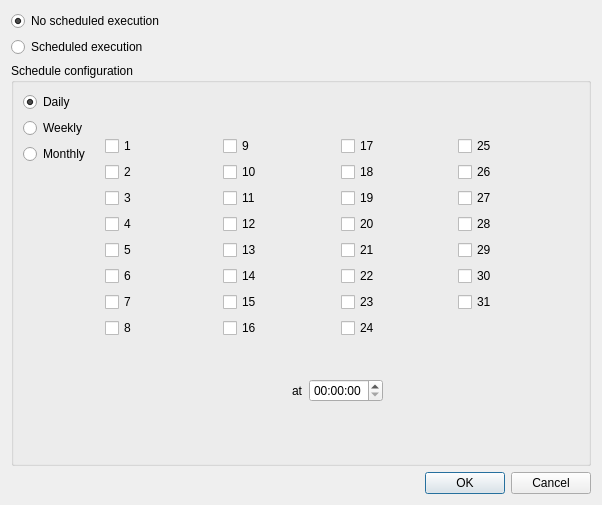
Old version of the form ConfigurationEditingTool/src/scheduler/schedulerdialog.ui in the repository MickaelOnTheWave/GuimicK.
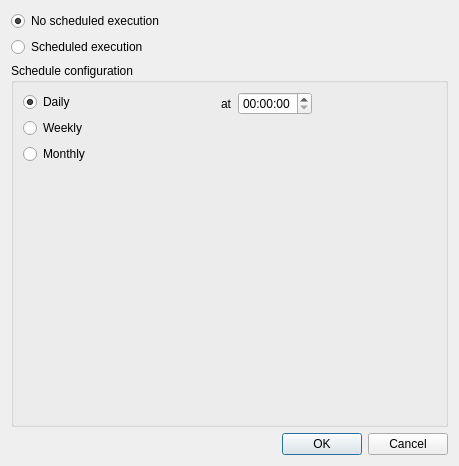
New version of the form. Custom widgets are drawn as their Qt base class.

Commit message: Refactored Schedule data structure. Improved Schedule UI management.

```diff
--- a/ConfigurationEditingTool/src/scheduler/schedulerdialog.ui
+++ b/ConfigurationEditingTool/src/scheduler/schedulerdialog.ui
@@ -6,8 +6,8 @@
    <rect>
     <x>0</x>
     <y>0</y>
-    <width>602</width>
-    <height>505</height>
+    <width>459</width>
+    <height>466</height>
    </rect>
   </property>
   <property name="windowTitle">
@@ -36,9 +36,9 @@
      <property name="title">
       <string>Schedule configuration</string>
      </property>
-     <layout class="QVBoxLayout" name="verticalLayout_5">
+     <layout class="QVBoxLayout" name="verticalLayout_6">
       <item>
-       <layout class="QHBoxLayout" name="horizontalLayout_4">
+       <layout class="QHBoxLayout" name="horizontalLayout_2">
         <item>
          <layout class="QVBoxLayout" name="verticalLayout_2">
           <item>
@@ -81,12 +81,9 @@
          </layout>
         </item>
         <item>
-         <widget class="QStackedWidget" name="configurationStackedWidget">
-          <property name="currentIndex">
-           <number>2</number>
-          </property>
-          <widget class="QWidget" name="dailyPage">
-           <layout class="QHBoxLayout" name="horizontalLayout_5">
+         <layout class="QVBoxLayout" name="verticalLayout_5">
+          <item>
+           <layout class="QHBoxLayout" name="horizontalLayout">
             <item>
              <spacer name="horizontalSpacer">
               <property name="orientation">
@@ -94,25 +91,21 @@
               </property>
               <property name="sizeHint" stdset="0">
                <size>
-                <width>183</width>
+                <width>40</width>
                 <height>20</height>
                </size>
               </property>
              </spacer>
             </item>
             <item>
-             <layout class="QHBoxLayout" name="horizontalLayout">
-              <item>
-               <widget class="QLabel" name="label">
-                <property name="text">
-                 <string>at</string>
-                </property>
-               </widget>
-              </item>
-              <item>
-               <widget class="QTimeEdit" name="timeEdit"/>
-              </item>
-             </layout>
+             <widget class="QLabel" name="label">
+              <property name="text">
+               <string>at</string>
+              </property>
+             </widget>
+            </item>
+            <item>
+             <widget class="QTimeEdit" name="scheduleTimeEdit"/>
             </item>
             <item>
              <spacer name="horizontalSpacer_2">
@@ -121,88 +114,28 @@
               </property>
               <property name="sizeHint" stdset="0">
                <size>
-                <width>183</width>
+                <width>40</width>
                 <height>20</height>
                </size>
               </property>
              </spacer>
             </item>
            </layout>
-          </widget>
-          <widget class="QWidget" name="weeklyPage">
-           <layout class="QVBoxLayout" name="verticalLayout_3">
-            <item>
-             <layout class="QGridLayout" name="gridLayout">
-              <item row="0" column="0">
-               <widget class="QCheckBox" name="checkBox">
-                <property name="text">
-                 <string>Sunday</string>
-                </property>
-               </widget>
-              </item>
-              <item row="0" column="1">
-               <widget class="QCheckBox" name="checkBox_4">
-                <property name="text">
-                 <string>Wednesday</string>
-                </property>
-               </widget>
-              </item>
-              <item row="1" column="0">
-               <widget class="QCheckBox" name="checkBox_2">
-                <property name="text">
-                 <string>Monday</string>
-                </property>
-               </widget>
-              </item>
-              <item row="1" column="1">
-               <widget class="QCheckBox" name="checkBox_5">
-                <property name="text">
-                 <string>Thursday</string>
-                </property>
-               </widget>
-              </item>
-              <item row="1" column="2">
-               <widget class="QCheckBox" name="checkBox_7">
-                <property name="text">
-                 <string>Saturday</string>
-                </property>
-               </widget>
-              </item>
-              <item row="2" column="0">
-               <widget class="QCheckBox" name="checkBox_3">
-                <property name="text">
-                 <string>Tuesday</string>
-                </property>
-               </widget>
-              </item>
-              <item row="2" column="1">
-               <widget class="QCheckBox" name="checkBox_6">
-                <property name="text">
-                 <string>Friday</string>
-                </property>
-               </widget>
-              </item>
-             </layout>
-            </item>
-            <item>
-             <layout class="QHBoxLayout" name="horizontalLayout_6">
+          </item>
+          <item>
+           <widget class="QStackedWidget" name="configurationStackedWidget">
+            <property name="currentIndex">
+             <number>2</number>
+            </property>
+            <widget class="QWidget" name="dailyPage">
+             <layout class="QHBoxLayout" name="horizontalLayout_5"/>
+            </widget>
+            <widget class="QWidget" name="weeklyPage">
+             <layout class="QVBoxLayout" name="verticalLayout_3">
               <item>
-               <spacer name="horizontalSpacer_3">
-                <property name="orientation">
-                 <enum>Qt::Horizontal</enum>
-                </property>
-                <property name="sizeHint" stdset="0">
-                 <size>
-                  <width>40</width>
-                  <height>20</height>
-                 </size>
-                </property>
-               </spacer>
-              </item>
-              <item>
-               <layout class="QHBoxLayout" name="horizontalLayout_2">
-                <item>
-                 <widget class="QLabel" name="label_2">
+               <layout class="QGridLayout" name="gridLayout">
+                <item row="0" column="0">
+                 <widget class="QCheckBox" name="sundayBox">
                   <property name="text">
                    <string>at</string>
                   </property>
@@ -211,295 +144,30 @@
                 <item>
                  <widget class="QTimeEdit" name="timeEdit_2"/>
                 </item>
-               </layout>
-              </item>
-              <item>
-               <spacer name="horizontalSpacer_4">
-                <property name="orientation">
-                 <enum>Qt::Horizontal</enum>
-                </property>
-                <property name="sizeHint" stdset="0">
-                 <size>
-                  <width>40</width>
-                  <height>20</height>
-                 </size>
-                </property>
-               </spacer>
-              </item>
-             </layout>
-            </item>
-           </layout>
-          </widget>
-          <widget class="QWidget" name="montlyPage">
-           <layout class="QVBoxLayout" name="verticalLayout_4">
-            <item>
-             <layout class="QGridLayout" name="gridLayout_2">
-              <item row="0" column="0">
-               <widget class="QCheckBox" name="checkBox_8">
-                <property name="text">
-                 <string>1</string>
-                </property>
-               </widget>
-              </item>
-              <item row="0" column="1">
-               <widget class="QCheckBox" name="checkBox_18">
-                <property name="text">
-                 <string>9</string>
-                </property>
-               </widget>
-              </item>
-              <item row="0" column="2">
-               <widget class="QCheckBox" name="checkBox_22">
-                <property name="text">
-                 <string>17</string>
-                </property>
-               </widget>
-              </item>
-              <item row="0" column="3">
-               <widget class="QCheckBox" name="checkBox_26">
-                <property name="text">
-                 <string>25</string>
-                </property>
-               </widget>
-              </item>
-              <item row="1" column="0">
-               <widget class="QCheckBox" name="checkBox_9">
-                <property name="text">
-                 <string>2</string>
-                </property>
-               </widget>
-              </item>
-              <item row="1" column="1">
-               <widget class="QCheckBox" name="checkBox_16">
-                <property name="text">
-                 <string>10</string>
-                </property>
-               </widget>
-              </item>
-              <item row="1" column="2">
-               <widget class="QCheckBox" name="checkBox_20">
-                <property name="text">
-                 <string>18</string>
-                </property>
-               </widget>
-              </item>
-              <item row="1" column="3">
-               <widget class="QCheckBox" name="checkBox_24">
-                <property name="text">
-                 <string>26</string>
-                </property>
-               </widget>
-              </item>
-              <item row="2" column="0">
-               <widget class="QCheckBox" name="checkBox_11">
-                <property name="text">
-                 <string>3</string>
-                </property>
-               </widget>
-              </item>
-              <item row="2" column="1">
-               <widget class="QCheckBox" name="checkBox_17">
-                <property name="text">
-                 <string>11</string>
-                </property>
-               </widget>
-              </item>
-              <item row="2" column="2">
-               <widget class="QCheckBox" name="checkBox_21">
-                <property name="text">
-                 <string>19</string>
-                </property>
-               </widget>
-              </item>
-              <item row="2" column="3">
-               <widget class="QCheckBox" name="checkBox_25">
-                <property name="text">
-                 <string>27</string>
-                </property>
-               </widget>
-              </item>
-              <item row="3" column="0">
-               <widget class="QCheckBox" name="checkBox_10">
-                <property name="text">
-                 <string>4</string>
-                </property>
-               </widget>
-              </item>
-              <item row="3" column="1">
-               <widget class="QCheckBox" name="checkBox_19">
-                <property name="text">
-                 <string>12</string>
-                </property>
-               </widget>
-              </item>
-              <item row="3" column="2">
-               <widget class="QCheckBox" name="checkBox_23">
-                <property name="text">
-                 <string>20</string>
-                </property>
-               </widget>
-              </item>
-              <item row="3" column="3">
-               <widget class="QCheckBox" name="checkBox_27">
-                <property name="text">
-                 <string>28</string>
-                </property>
-               </widget>
-              </item>
-              <item row="4" column="0">
-               <widget class="QCheckBox" name="checkBox_14">
-                <property name="text">
-                 <string>5</string>
-                </property>
-               </widget>
-              </item>
-              <item row="4" column="1">
-               <widget class="QCheckBox" name="checkBox_28">
-                <property name="text">
-                 <string>13</string>
-                </property>
-               </widget>
-              </item>
-              <item row="4" column="2">
-               <widget class="QCheckBox" name="checkBox_29">
-                <property name="text">
-                 <string>21</string>
-                </property>
-               </widget>
-              </item>
-              <item row="4" column="3">
-               <widget class="QCheckBox" name="checkBox_30">
-                <property name="text">
-                 <string>29</string>
-                </property>
-               </widget>
-              </item>
-              <item row="5" column="2">
-               <widget class="QCheckBox" name="checkBox_31">
-                <property name="text">
-                 <string>22</string>
-                </property>
-               </widget>
-              </item>
-              <item row="5" column="3">
-               <widget class="QCheckBox" name="checkBox_32">
-                <property name="text">
-                 <string>30</string>
-                </property>
-               </widget>
-              </item>
-              <item row="6" column="2">
-               <widget class="QCheckBox" name="checkBox_33">
-                <property name="text">
-                 <string>23</string>
-                </property>
-               </widget>
-              </item>
-              <item row="5" column="0">
-               <widget class="QCheckBox" name="checkBox_12">
-                <property name="text">
-                 <string>6</string>
-                </property>
-               </widget>
-              </item>
-              <item row="6" column="0">
-               <widget class="QCheckBox" name="checkBox_13">
-                <property name="text">
-                 <string>7</string>
-                </property>
-               </widget>
-              </item>
-              <item row="7" column="0">
-               <widget class="QCheckBox" name="checkBox_15">
-                <property name="text">
-                 <string>8</string>
-                </property>
-               </widget>
-              </item>
-              <item row="5" column="1">
-               <widget class="QCheckBox" name="checkBox_34">
-                <property name="text">
-                 <string>14</string>
-                </property>
-               </widget>
-              </item>
-              <item row="6" column="1">
-               <widget class="QCheckBox" name="checkBox_35">
-                <property name="text">
-                 <string>15</string>
-                </property>
-               </widget>
-              </item>
-              <item row="7" column="1">
-               <widget class="QCheckBox" name="checkBox_36">
-                <property name="text">
-                 <string>16</string>
-                </property>
-               </widget>
-              </item>
-              <item row="7" column="2">
-               <widget class="QCheckBox" name="checkBox_37">
-                <property name="text">
-                 <string>24</string>
-                </property>
-               </widget>
-              </item>
-              <item row="6" column="3">
-               <widget class="QCheckBox" name="checkBox_38">
-                <property name="text">
-                 <string>31</string>
-                </property>
-               </widget>
-              </item>
-             </layout>
-            </item>
-            <item>
-             <layout class="QHBoxLayout" name="horizontalLayout_7">
-              <item>
-               <spacer name="horizontalSpacer_5">
-                <property name="orientation">
-                 <enum>Qt::Horizontal</enum>
-                </property>
-                <property name="sizeHint" stdset="0">
-                 <size>
-                  <width>40</width>
-                  <height>20</height>
-                 </size>
-                </property>
-               </spacer>
-              </item>
-              <item>
-               <layout class="QHBoxLayout" name="horizontalLayout_3">
-                <item>
-                 <widget class="QLabel" name="label_3">
+                <item row="1" column="0">
+                 <widget class="QCheckBox" name="mondayBox">
                   <property name="text">
-                   <string>at</string>
+                   <string>Monday</string>
                   </property>
                  </widget>
                 </item>
-                <item>
-                 <widget class="QTimeEdit" name="timeEdit_3"/>
+                <item row="1" column="1">
+                 <widget class="QCheckBox" name="thursdayBox">
+                  <property name="text">
+                   <string>Thursday</string>
+                  </property>
+                 </widget>
                 </item>
                </layout>
               </item>
-              <item>
-               <spacer name="horizontalSpacer_6">
-                <property name="orientation">
-                 <enum>Qt::Horizontal</enum>
-                </property>
-                <property name="sizeHint" stdset="0">
-                 <size>
-                  <width>40</width>
-                  <height>20</height>
-                 </size>
-                </property>
-               </spacer>
-              </item>
              </layout>
-            </item>
-           </layout>
-          </widget>
-         </widget>
+            </widget>
+            <widget class="QWidget" name="montlyPage">
+             <layout class="QVBoxLayout" name="_2"/>
+            </widget>
+           </widget>
+          </item>
+         </layout>
         </item>
        </layout>
       </item>
```
Left out of the diff: 31 changed lines with no effect on the pictures. The commit also changes 8 other files.
